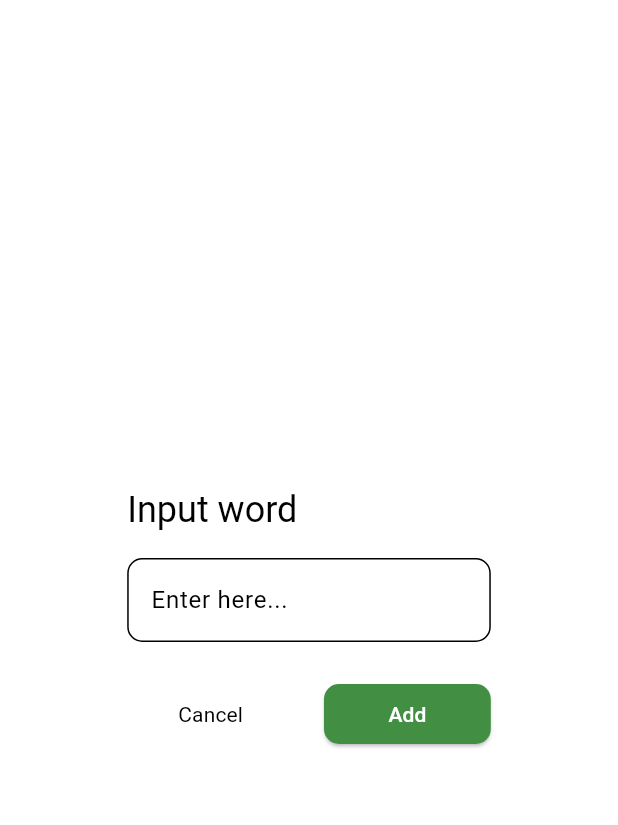
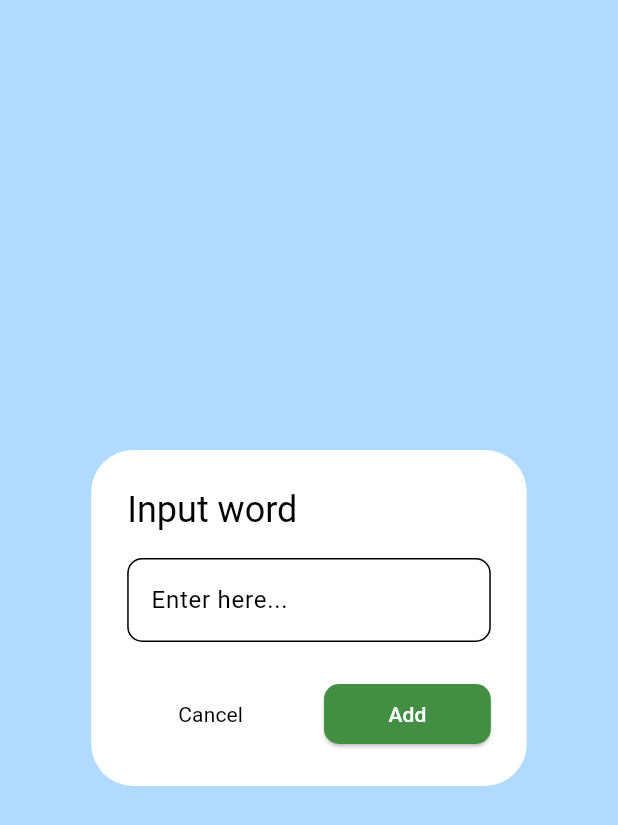
Before and after one commit to DatskoDavid/study_english_app, a Flutter app: the AddWordDialog widget shown alone on an empty page, opened directly, on a phone screen of 412 x 824 dp. Shown: the top 825 px of the screen. Run offline on Flutter 3.47's test engine with Material 3 defaults, Android fonts, the light colour scheme and no system bars; our stand-ins replace cloud_firestore, equatable, firebase_auth, firebase_core, google_nav_bar, percent_indicator; accounts and stored records are empty.

Commit message:
update depricated code

```diff
--- a/lib/app/study_english_app.dart
+++ b/lib/app/study_english_app.dart
@@ -23,7 +23,7 @@
         useMaterial3: true,
         colorScheme:
             ColorScheme.fromSwatch(primarySwatch: Colors.indigo).copyWith(
-          background: AppColors.background,
+          surface: AppColors.background,
         ),
       ),
       debugShowCheckedModeBanner: false,
--- a/lib/presentation/screens/training_mode/quiz/quiz_training.dart
+++ b/lib/presentation/screens/training_mode/quiz/quiz_training.dart
@@ -126,7 +126,7 @@
                       onPressed: () => nextQuestion(),
                       style: ButtonStyle(
                         backgroundColor:
-                            MaterialStateProperty.all(AppColors.primaryColor),
+                            WidgetStateProperty.all(AppColors.primaryColor),
                       ),
                       child: const Text(
                         'Next',
--- a/lib/presentation/screens/training_mode/simple/input_word_screen.dart
+++ b/lib/presentation/screens/training_mode/simple/input_word_screen.dart
@@ -52,7 +52,7 @@
                 ),
                 child: Text(
                   widget.trainingInfo.word.meanings[0].meaning,
-                  style: Theme.of(context).textTheme.headline6,
+                  style: Theme.of(context).textTheme.titleLarge,
                   textAlign: TextAlign.center,
                 ),
               ),
@@ -101,7 +101,7 @@
                     child: ElevatedButton(
                       onPressed: _checkInput,
                       style: ButtonStyle(
-                        backgroundColor: MaterialStateProperty.all(
+                        backgroundColor: WidgetStateProperty.all(
                           AppColors.primaryColor,
                         ),
                       ),
--- a/lib/presentation/widgets/vocabulary/add_word_dialog.dart
+++ b/lib/presentation/widgets/vocabulary/add_word_dialog.dart
@@ -73,7 +73,7 @@
             Expanded(
               child: OutlinedButton(
                 style: ButtonStyle(
-                  shape: MaterialStateProperty.all(
+                  shape: WidgetStateProperty.all(
                     RoundedRectangleBorder(
                       borderRadius: BorderRadius.circular(10),
                     ),
@@ -99,10 +99,10 @@
             Expanded(
               child: ElevatedButton(
                 style: ButtonStyle(
-                  backgroundColor: MaterialStateProperty.all<Color>(
+                  backgroundColor: WidgetStateProperty.all<Color>(
                     const Color.fromARGB(255, 66, 143, 68),
                   ),
-                  shape: MaterialStateProperty.all(
+                  shape: WidgetStateProperty.all(
                     RoundedRectangleBorder(
                       borderRadius: BorderRadius.circular(10),
                     ),
--- a/lib/presentation/widgets/vocabulary/delete_word_dialog.dart
+++ b/lib/presentation/widgets/vocabulary/delete_word_dialog.dart
@@ -22,7 +22,7 @@
             Expanded(
               child: OutlinedButton(
                 style: ButtonStyle(
-                  shape: MaterialStateProperty.all(
+                  shape: WidgetStateProperty.all(
                     RoundedRectangleBorder(
                       borderRadius: BorderRadius.circular(10),
                     ),
@@ -48,10 +48,10 @@
             Expanded(
               child: ElevatedButton(
                 style: ButtonStyle(
-                  backgroundColor: MaterialStateProperty.all<Color>(
+                  backgroundColor: WidgetStateProperty.all<Color>(
                     const Color.fromARGB(255, 207, 83, 89),
                   ),
-                  shape: MaterialStateProperty.all(
+                  shape: WidgetStateProperty.all(
                     RoundedRectangleBorder(
                       borderRadius: BorderRadius.circular(10),
                     ),
```
Also changed, not shown: 1 other file.
